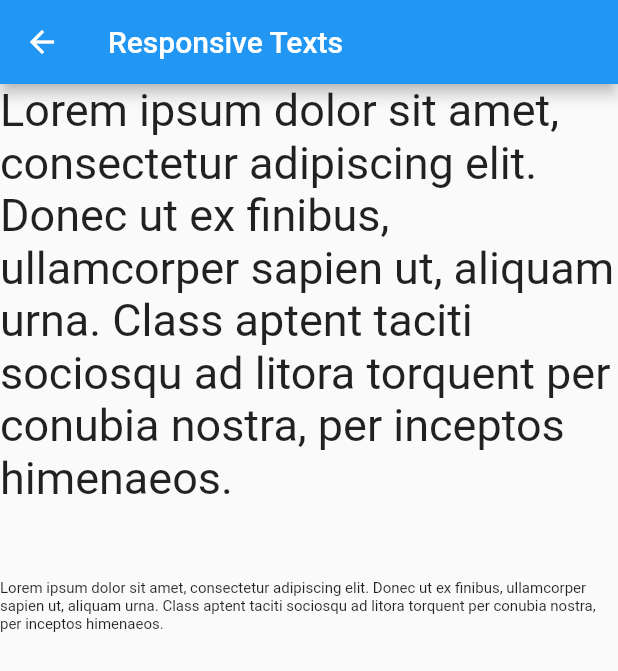
After one commit to luizpaulofranz/flutter-responsive-ecommerce, a Flutter app: the ResponsiveTexts screen opened directly, on a phone screen of 412 x 824 dp. The commit adds this screen. Shown: the top 671 px of the screen. Run offline on Flutter 3.47's test engine with Material 2 defaults, Android fonts, the phone set to English and light mode, and no system bars; drawn by our look-alikes of auto_size_text.

Commit message:
Adds Responsive Text Sizes.

```diff
--- a/lib/main.dart
+++ b/lib/main.dart
@@ -1,4 +1,5 @@
 import 'package:ecommerce/ecommerce.dart';
+import 'package:ecommerce/responsiveness_examples/responsive_texts.dart';
 import 'package:ecommerce/responsiveness_examples/responsive_wrap.dart';
 import 'package:flutter/material.dart';
 
@@ -15,6 +16,7 @@ class MyApp extends StatelessWidget {
       title: 'Flutter Web',
       debugShowCheckedModeBanner: false,
       home: Ecommerce(),
+      // home: ResponsiveTexts(),
     );
   }
 }
--- /dev/null
+++ b/lib/responsiveness_examples/responsive_texts.dart
@@ -0,0 +1,61 @@
+import 'package:auto_size_text/auto_size_text.dart';
+import 'package:flutter/material.dart';
+
+/// We can use AutoSizeText to make our texts responsibles to Screen Size
+class ResponsiveTexts extends StatefulWidget {
+  const ResponsiveTexts({Key? key}) : super(key: key);
+
+  @override
+  _ResponsiveTextsState createState() => _ResponsiveTextsState();
+}
+
+class _ResponsiveTextsState extends State<ResponsiveTexts> {
+  @override
+  Widget build(BuildContext context) {
+    return Scaffold(
+      appBar: AppBar(
+        title: const Text('Responsive Texts'),
+      ),
+      body: Column(
+        children: const [
+          Text(
+            "Lorem ipsum dolor sit amet, consectetur adipiscing "
+            "elit. Donec ut ex finibus, ullamcorper sapien ut, "
+            "aliquam urna. Class aptent taciti sociosqu ad "
+            "litora torquent per conubia nostra, per "
+            "inceptos himenaeos.",
+            style: TextStyle(fontSize: 30),
+          ),
+          SizedBox(height: 50),
+          AutoSizeText(
+            "Lorem ipsum dolor sit amet, consectetur adipiscing "
+            "elit. Donec ut ex finibus, ullamcorper sapien ut, "
+            "aliquam urna. Class aptent taciti sociosqu ad "
+            "litora torquent per conubia nostra, per "
+            "inceptos himenaeos.",
+            style: TextStyle(fontSize: 30),
+
+            // maxLines: 2,
+            // minFontSize: 14,
+
+            // if the text does not fit on the screen we can use overflow property
+            // to show "...", to fade or even keep showing the text.
+            // overflow: TextOverflow.ellipsis,
+
+            // this property overrides the text with a given Widget when it does not fit
+            // overflowReplacement: Text("Does not fit!"),
+
+
+            // with this we set the font increasing and decreasing step
+            // in this case, starting with size 30, it will decrease like: 30, 20, 10
+            // stepGranularity: 10,
+
+            maxLines: 3,
+            // and this prop set all possible font sizes
+            presetFontSizes: [30, 22, 10],
+          ),
+        ],
+      ),
+    );
+  }
+}
```
Also changed, not shown: pubspec.yaml (+2 -63 lines), pubspec.lock.
